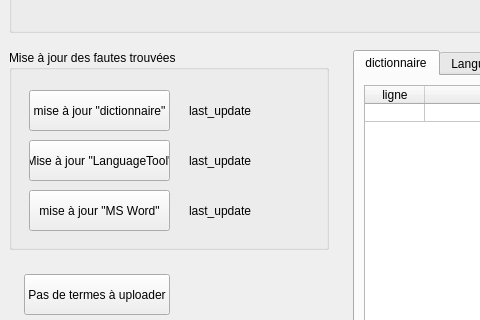
Qt form qt_files/mainwindow.ui (Silous888/RawTextCheck) before a commit; both pictures show x 0 to 480 and y 155 to 475 of the 1193 by 858 pixel window.
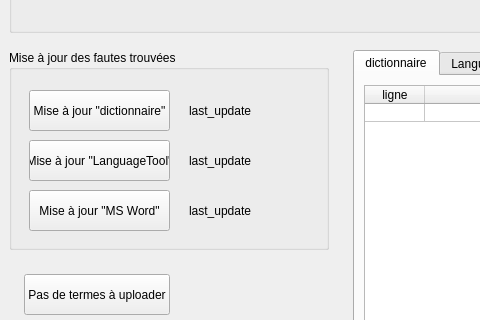
The same form after that commit. Icons and pictures are not drawn.

The edit to the form file:
```diff
--- a/qt_files/mainwindow.ui
+++ b/qt_files/mainwindow.ui
@@ -271,7 +271,7 @@
               <string>Teste les caractères autorisés dans le jeu et si les mots existent. Rapide. Utilisez ça d'abord pour virer les termes spéciaux du jeu.</string>
              </property>
              <property name="text">
-              <string>mise à jour &quot;dictionnaire&quot;</string>
+              <string>Mise à jour &quot;dictionnaire&quot;</string>
              </property>
             </widget>
             <widget class="QPushButton" name="pushButton_method_3">
@@ -284,7 +284,7 @@
               </rect>
              </property>
              <property name="text">
-              <string>mise à jour &quot;MS Word&quot;</string>
+              <string>Mise à jour &quot;MS Word&quot;</string>
              </property>
             </widget>
             <widget class="QPushButton" name="pushButton_method_2">
```
Left out of the diff: 3 changed lines with no effect on the pictures.
